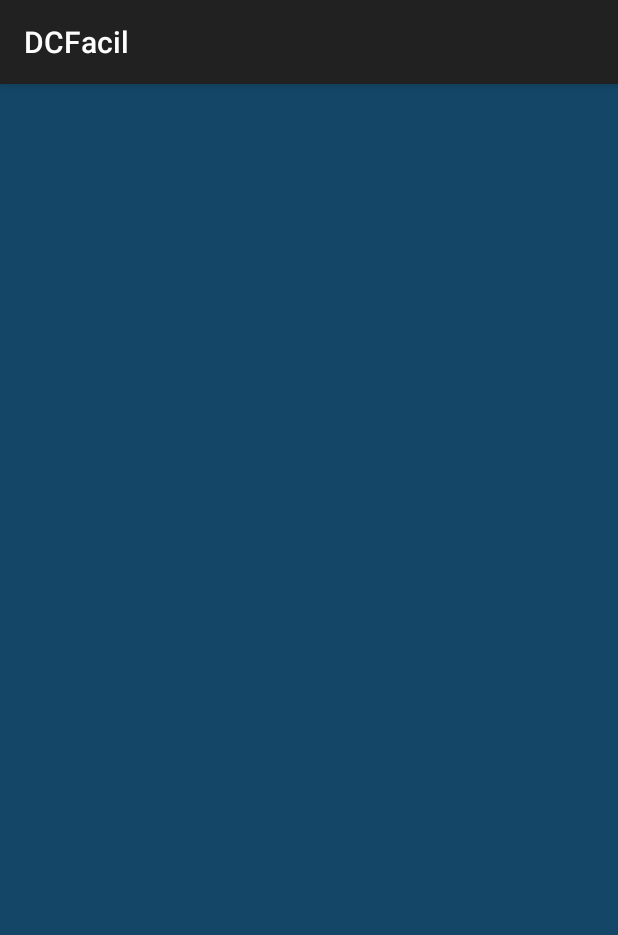
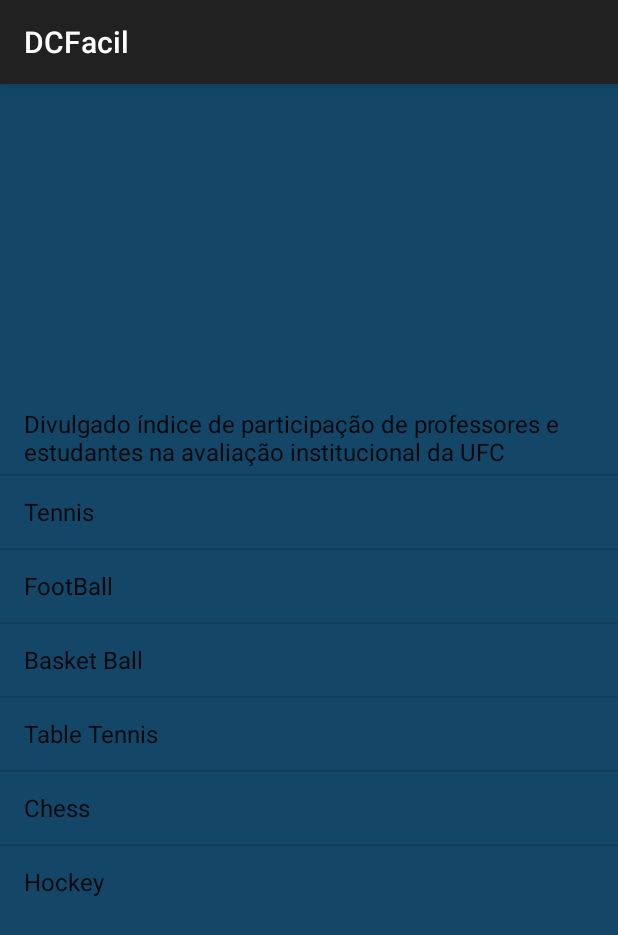
Before and after one commit to felipealb/dcFacil, an Android app: the fragment noticia_Fragment shown on its own in the app's theme, on a phone screen of 412 x 824 dp. Shown: the top 935 px of the screen. Run offline under Robolectric (Android 15) with nearby library versions, the phone set to English and light mode, and no system bars.

Commit message:
Noticia ListView

```diff
--- a/Cliente/DCFacil/app/src/main/java/br/ufc/dc/sd4mp/dcfacil/MainActivity.java
+++ b/Cliente/DCFacil/app/src/main/java/br/ufc/dc/sd4mp/dcfacil/MainActivity.java
@@ -110,7 +110,7 @@ public class MainActivity extends ActionBarActivity
     @Override
     public void onResume(){
         super.onResume();
-        new LeitorXML(this).execute("http://www.lia.ufc.br/~felipe.alb/XML/news.xml");
+       // new LeitorXML(this).execute("http://www.lia.ufc.br/~felipe.alb/XML/news.xml");
 
     }
 
--- a/Cliente/DCFacil/app/src/main/java/br/ufc/dc/sd4mp/dcfacil/noticia_Fragment.java
+++ b/Cliente/DCFacil/app/src/main/java/br/ufc/dc/sd4mp/dcfacil/noticia_Fragment.java
@@ -9,8 +9,11 @@ import android.support.v4.app.FragmentActivity;
 import android.view.LayoutInflater;
 import android.view.View;
 import android.view.ViewGroup;
+import android.widget.ArrayAdapter;
+import android.widget.ListAdapter;
 import android.widget.ListView;
 
+import java.util.ArrayList;
 import java.util.List;
 
 import DAO.NoticiaDAO;
@@ -22,15 +25,31 @@ import Modelo.Noticia;
 public class noticia_Fragment extends Fragment {
     View rootView;
     Context context;
+    ListView lista;
 
     @Nullable
     @Override
     public View onCreateView(LayoutInflater inflater,ViewGroup container, Bundle savedInstance){
-        ListView lista = (ListView) container.findViewById(R.id.listView);
+        View v = inflater.inflate(R.layout.noticia_layout,container,false);
+        lista = (ListView) v.findViewById(R.id.listView);
+        ArrayAdapter<String> adapter = new ArrayAdapter<String>(getActivity(), android.R.layout.simple_list_item_1);
         List<Noticia> dados;
-        NoticiaDAO dao = new NoticiaDAO(getActivity());
-        dados = dao.list();
 
+        lista.setAdapter(adapter);
+        try {
+            NoticiaDAO dao = new NoticiaDAO(getActivity());
+            dados = dao.list();
+            ArrayList<String> not = new ArrayList<String>();
+
+            for (int i = 0; i < dados.size(); i++) {
+                adapter.add(dados.get(i).getTitulo());
+            }
+            //String[] teste = new String[]{"um","dois","tres"};
+            adapter.notifyDataSetChanged();
+        }
+        catch (Exception e){
+            e.printStackTrace();
+        }
         rootView = inflater.inflate(R.layout.noticia_layout,container,false);
         return rootView;
     }
--- a/Cliente/DCFacil/app/src/main/res/layout/noticia_layout.xml
+++ b/Cliente/DCFacil/app/src/main/res/layout/noticia_layout.xml
@@ -7,6 +7,7 @@
         android:layout_width="wrap_content"
         android:layout_height="wrap_content"
         android:id="@+id/listView"
-        android:layout_alignParentTop="true"
+        android:entries="@array/sports_array"
+        android:layout_centerVertical="true"
         android:layout_centerHorizontal="true" />
 </RelativeLayout>
--- a/Cliente/DCFacil/app/src/main/res/values/strings.xml
+++ b/Cliente/DCFacil/app/src/main/res/values/strings.xml
@@ -12,4 +12,15 @@
     <string name="action_example">Example action</string>
 
     <string name="action_settings">Settings</string>
+
+    <string-array name="sports_array">
+        <item>Divulgado índice de participação de professores e estudantes na avaliação institucional da UFC </item>
+        <item>Tennis</item>
+        <item>FootBall</item>
+        <item>Basket Ball</item>
+        <item>Table Tennis</item>
+        <item>Chess</item>
+        <item>Hockey</item>
+    </string-array>
+
 </resources>
```
